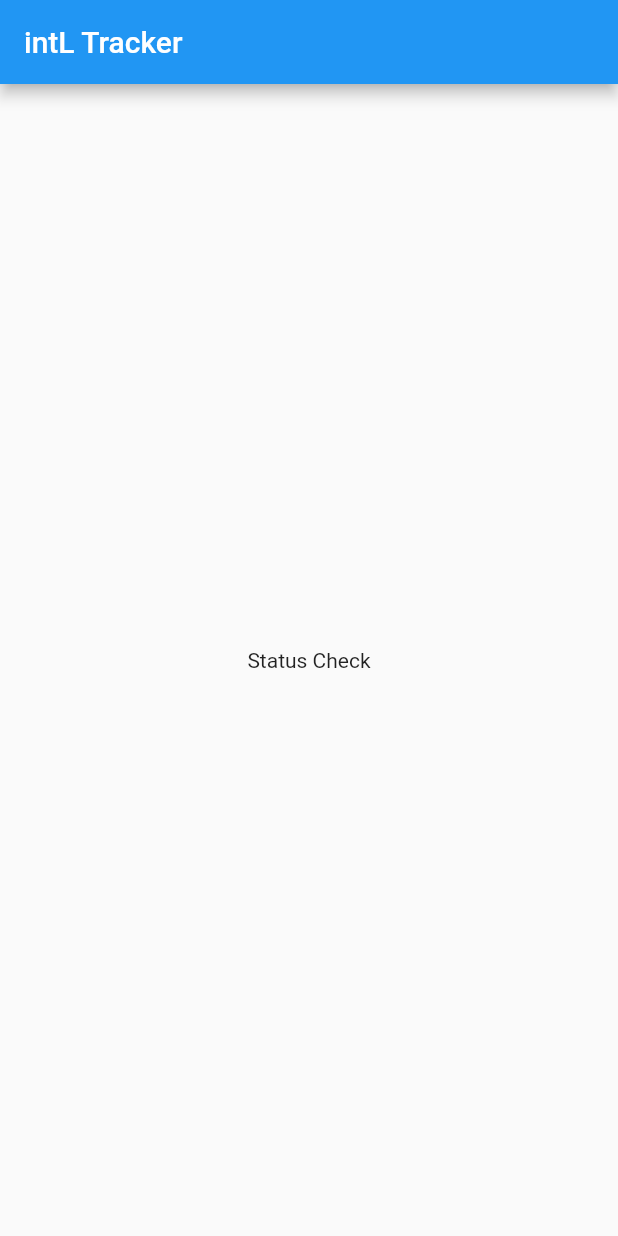
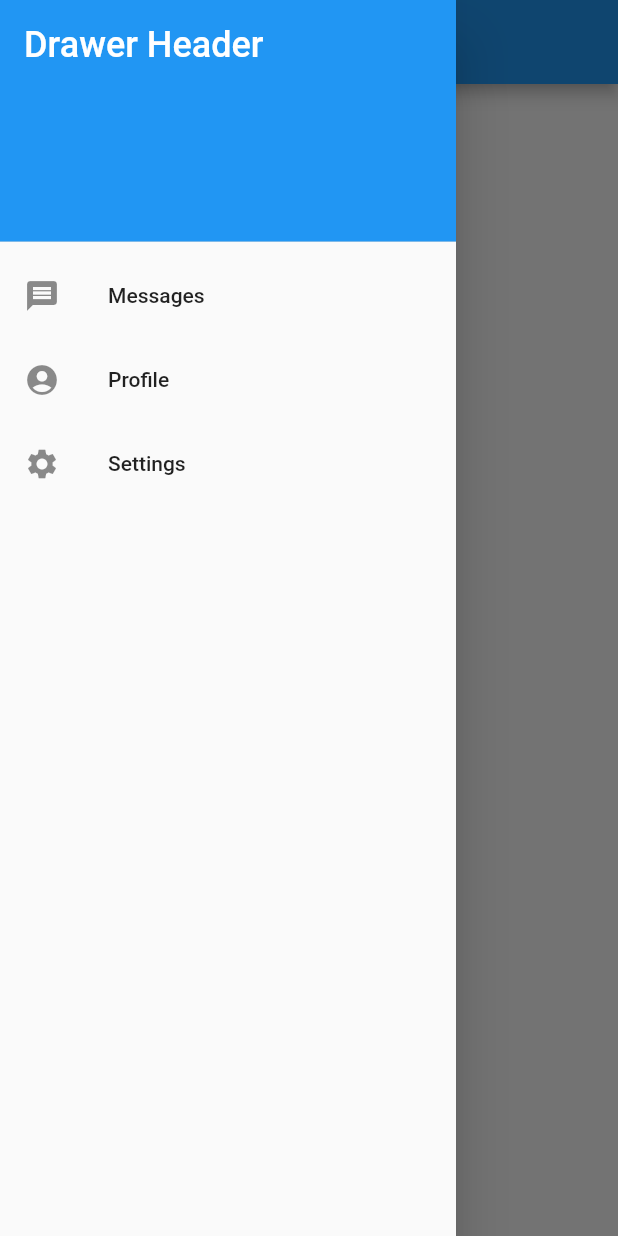
Before and after one commit to AnanyaThukral/Flutter-Fun, a Flutter app: the screen it shows after launch, with the side drawer open (before the commit the screen has no drawer), on a phone screen of 412 x 824 dp. Run offline on Flutter 3.47's test engine with Material 2 defaults, Android fonts, the phone set to English and light mode, and no system bars.

Commit message:
Added Drawer menu

```diff
--- /dev/null
+++ b/lib/home_page.dart
@@ -0,0 +1,42 @@
+import 'package:flutter/material.dart';
+
+class HomePage extends StatelessWidget {
+  @override
+  Widget build(BuildContext context) {
+    return Scaffold(
+      appBar: AppBar(title: const Text('intL Tracker')),
+      body: Center(child: Text('Status test')),
+      drawer: Drawer(
+        child: ListView(
+          padding: EdgeInsets.zero,
+          children: const <Widget>[
+            DrawerHeader(
+              decoration: BoxDecoration(
+                color: Colors.blue,
+              ),
+              child: Text(
+                'Drawer Header',
+                style: TextStyle(
+                  color: Colors.white,
+                  fontSize: 24,
+                ),
+              ),
+            ),
+            ListTile(
+              leading: Icon(Icons.message),
+              title: Text('Messages'),
+            ),
+            ListTile(
+              leading: Icon(Icons.account_circle),
+              title: Text('Profile'),
+            ),
+            ListTile(
+              leading: Icon(Icons.settings),
+              title: Text('Settings'),
+            ),
+          ],
+        ),
+      ),
+    );
+  }
+}
--- a/lib/main.dart
+++ b/lib/main.dart
@@ -1,3 +1,4 @@
+import 'package:app/home_page.dart';
 import 'package:flutter/material.dart';
 
 void main() {
@@ -10,9 +11,6 @@ class MyApp extends StatelessWidget {
 
   @override //UI is built here, whenever UI refereshes build is called
   Widget build(BuildContext context) {
-    return MaterialApp(
-        home: Scaffold(
-            appBar: AppBar(title: const Text('intL Tracker')),
-            body: Center(child: Text('Status Check'))));
+    return MaterialApp(home: HomePage());
   }
 }
```
